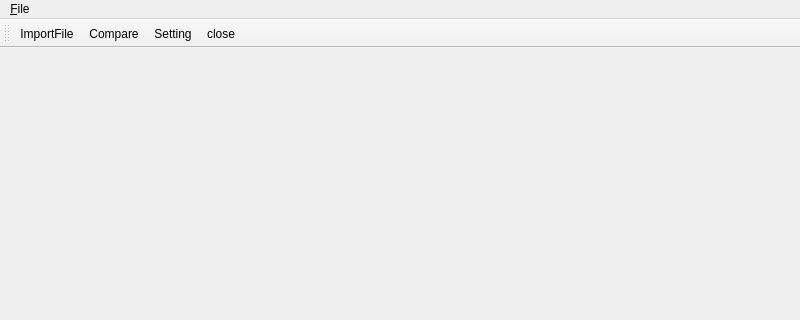
Qt form PyQt5-Chinese-tutorial/MainPage.ui (ie456/LEARN-PYQT5-1) before a commit; both pictures show x 0 to 800 and y 0 to 320 of the 800 by 600 pixel window.
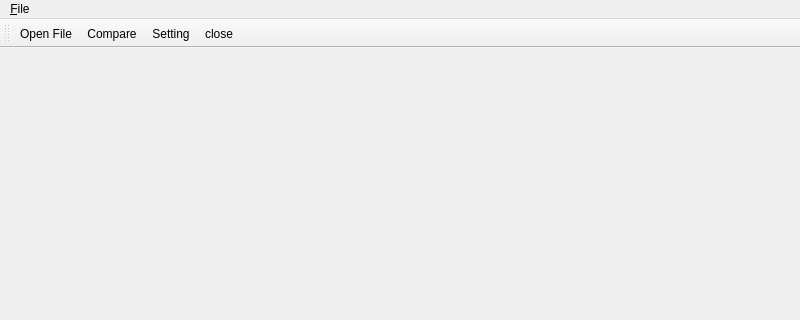
The same form after that commit. Icons and pictures are not drawn.

```diff
--- a/PyQt5-Chinese-tutorial/MainPage.ui
+++ b/PyQt5-Chinese-tutorial/MainPage.ui
@@ -76,7 +76,7 @@
     </iconset>
    </property>
    <property name="text">
-    <string>ImportFile</string>
+    <string>&amp;Open File</string>
    </property>
   </action>
   <action name="actionCompare">
```
Left out of the diff: 7 changed lines with no effect on the pictures.
